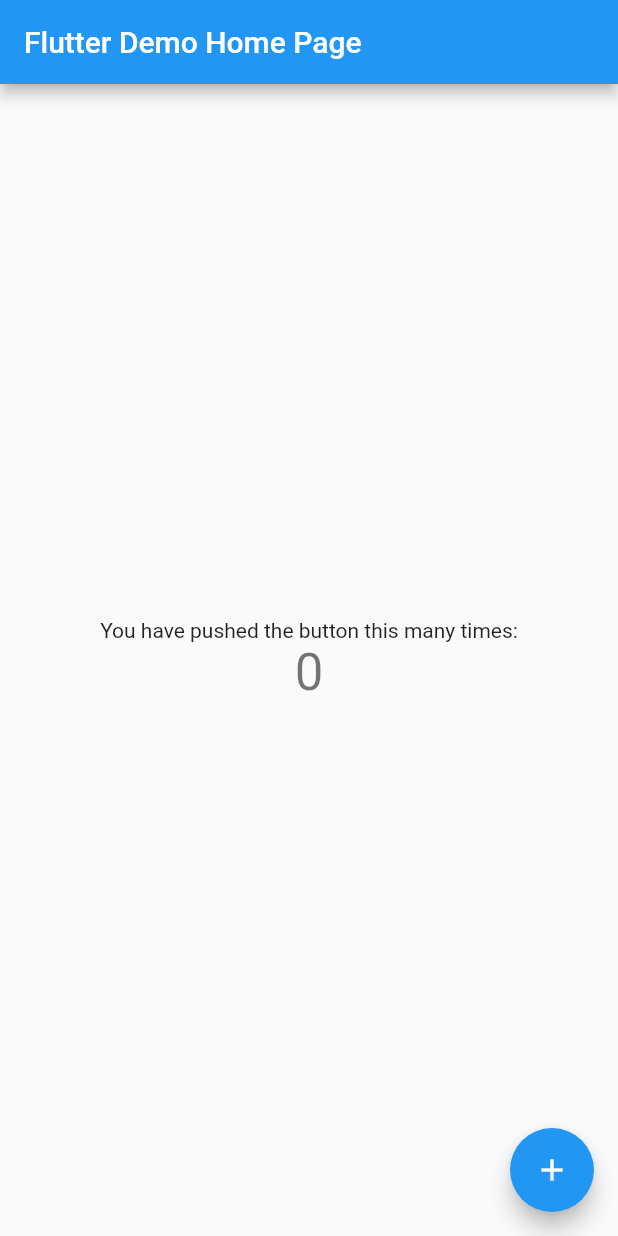
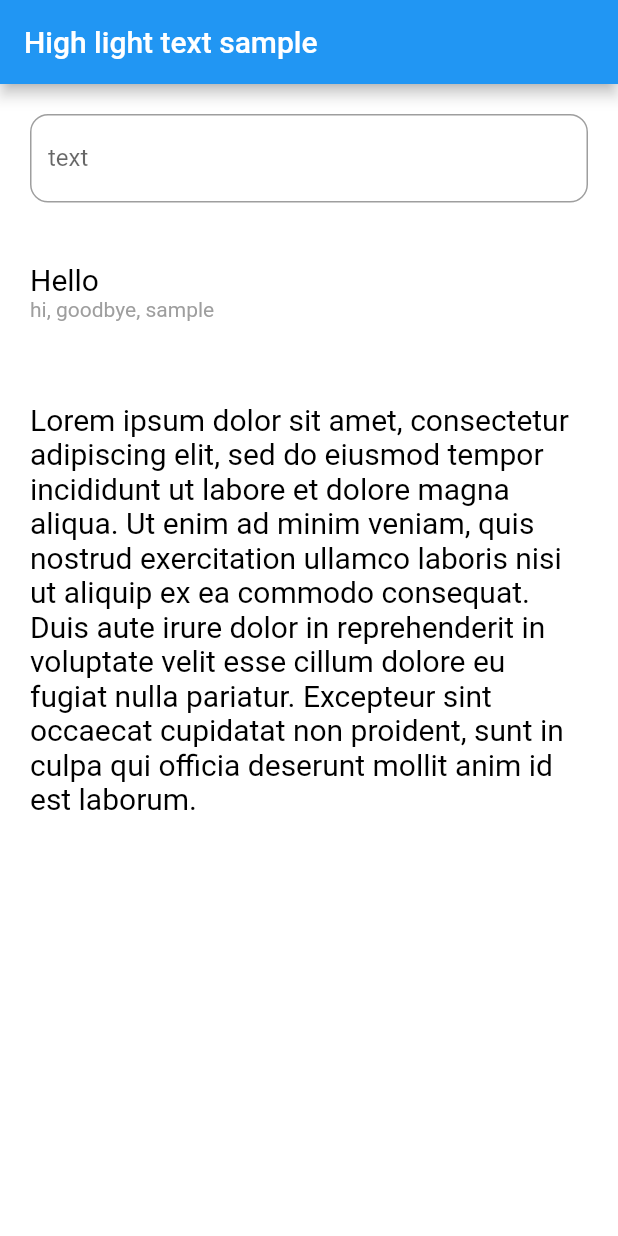
Before and after one commit to ayoubrajabi/lumos-text, a Flutter app: the screen it shows after launch, on a phone screen of 412 x 824 dp. Run offline on Flutter 3.47's test engine with Material 2 defaults, Android fonts, the phone set to English and light mode, and no system bars.

Commit message:
add example project.

```diff
--- /dev/null
+++ b/example/lib/constants/constants.dart
@@ -0,0 +1,15 @@
+import 'package:flutter/material.dart';
+
+const kTextStyle = TextStyle(
+  fontSize: 20.0,
+  color: Colors.black,
+);
+const kHighLightTextStyle = TextStyle(
+  fontSize: 20.0,
+  color: Colors.blue,
+);
+
+final kTags = ['hi', 'goodbye', 'sample'];
+
+String kLoremIpsum =
+    'Lorem ipsum dolor sit amet, consectetur adipiscing elit, sed do eiusmod tempor incididunt ut labore et dolore magna aliqua. Ut enim ad minim veniam, quis nostrud exercitation ullamco laboris nisi ut aliquip ex ea commodo consequat. Duis aute irure dolor in reprehenderit in voluptate velit esse cillum dolore eu fugiat nulla pariatur. Excepteur sint occaecat cupidatat non proident, sunt in culpa qui officia deserunt mollit anim id est laborum.';
--- a/example/lib/main.dart
+++ b/example/lib/main.dart
@@ -1,115 +1,7 @@
 import 'package:flutter/material.dart';
 
+import 'pages/lumos_text_page.dart';
+
 void main() {
-  runApp(const MyApp());
+  runApp(const LumosTextPage());
 }
-
-class MyApp extends StatelessWidget {
-  const MyApp({super.key});
-
-  // This widget is the root of your application.
-  @override
-  Widget build(BuildContext context) {
-    return MaterialApp(
-      title: 'Flutter Demo',
-      theme: ThemeData(
-        // This is the theme of your application.
-        //
-        // Try running your application with "flutter run". You'll see the
-        // application has a blue toolbar. Then, without quitting the app, try
-        // changing the primarySwatch below to Colors.green and then invoke
-        // "hot reload" (press "r" in the console where you ran "flutter run",
-        // or simply save your changes to "hot reload" in a Flutter IDE).
-        // Notice that the counter didn't reset back to zero; the application
-        // is not restarted.
-        primarySwatch: Colors.blue,
-      ),
-      home: const MyHomePage(title: 'Flutter Demo Home Page'),
-    );
-  }
-}
-
-class MyHomePage extends StatefulWidget {
-  const MyHomePage({super.key, required this.title});
-
-  // This widget is the home page of your application. It is stateful, meaning
-  // that it has a State object (defined below) that contains fields that affect
-  // how it looks.
-
-  // This class is the configuration for the state. It holds the values (in this
-  // case the title) provided by the parent (in this case the App widget) and
-  // used by the build method of the State. Fields in a Widget subclass are
-  // always marked "final".
-
-  final String title;
-
-  @override
-  State<MyHomePage> createState() => _MyHomePageState();
-}
-
-class _MyHomePageState extends State<MyHomePage> {
-  int _counter = 0;
-
-  void _incrementCounter() {
-    setState(() {
-      // This call to setState tells the Flutter framework that something has
-      // changed in this State, which causes it to rerun the build method below
-      // so that the display can reflect the updated values. If we changed
-      // _counter without calling setState(), then the build method would not be
-      // called again, and so nothing would appear to happen.
-      _counter++;
-    });
-  }
-
-  @override
-  Widget build(BuildContext context) {
-    // This method is rerun every time setState is called, for instance as done
-    // by the _incrementCounter method above.
-    //
-    // The Flutter framework has been optimized to make rerunning build methods
-    // fast, so that you can just rebuild anything that needs updating rather
-    // than having to individually change instances of widgets.
-    return Scaffold(
-      appBar: AppBar(
-        // Here we take the value from the MyHomePage object that was created by
-        // the App.build method, and use it to set our appbar title.
-        title: Text(widget.title),
-      ),
-      body: Center(
-        // Center is a layout widget. It takes a single child and positions it
-        // in the middle of the parent.
-        child: Column(
-          // Column is also a layout widget. It takes a list of children and
-          // arranges them vertically. By default, it sizes itself to fit its
-          // children horizontally, and tries to be as tall as its parent.
-          //
-          // Invoke "debug painting" (press "p" in the console, choose the
-          // "Toggle Debug Paint" action from the Flutter Inspector in Android
-          // Studio, or the "Toggle Debug Paint" command in Visual Studio Code)
-          // to see the wireframe for each widget.
-          //
-          // Column has various properties to control how it sizes itself and
-          // how it positions its children. Here we use mainAxisAlignment to
-          // center the children vertically; the main axis here is the vertical
-          // axis because Columns are vertical (the cross axis would be
-          // horizontal).
-          mainAxisAlignment: MainAxisAlignment.center,
-          children: <Widget>[
-            const Text(
-              'You have pushed the button this many times:',
-            ),
-            Text(
-              '$_counter',
-              style: Theme.of(context).textTheme.headlineMedium,
-            ),
-          ],
-        ),
-      ),
-      floatingActionButton: FloatingActionButton(
-        onPressed: _incrementCounter,
-        tooltip: 'Increment',
-        child: const Icon(Icons.add),
-      ), // This trailing comma makes auto-formatting nicer for build methods.
-    );
-  }
-}
--- /dev/null
+++ b/example/lib/pages/lumos_text_page.dart
@@ -0,0 +1,78 @@
+import 'package:flutter/material.dart';
+import 'package:lumos_text/lumos_text.dart';
+
+import '../constants/constants.dart';
+import '../widget/tags_widget.dart';
+import '../widget/text_filed_widget.dart';
+
+class LumosTextPage extends StatefulWidget {
+  const LumosTextPage({super.key});
+
+  @override
+  State<LumosTextPage> createState() => _LumosTextPageState();
+}
+
+class _LumosTextPageState extends State<LumosTextPage> {
+  late TextEditingController textEditingController;
+
+  @override
+  void initState() {
+    super.initState();
+    textEditingController = TextEditingController();
+    textEditingController.addListener(() {
+      setState(() {});
+    });
+  }
+
+  @override
+  Widget build(BuildContext context) {
+    return MaterialApp(
+      debugShowCheckedModeBanner: false,
+      home: Scaffold(
+        backgroundColor: Colors.white,
+        appBar: AppBar(
+          title: const Text('High light text sample'),
+        ),
+        body: Column(
+          crossAxisAlignment: CrossAxisAlignment.start,
+          children: [
+            CustomTextField(
+              textEditingController: textEditingController,
+            ),
+            Padding(
+              padding: const EdgeInsets.all(20.0),
+              child: Column(
+                crossAxisAlignment: CrossAxisAlignment.start,
+                children: [
+                  LumosText(
+                    text: 'Hello',
+                    highLightType: HighLightType.letter,
+                    highlightText: textEditingController.value.text,
+                    highLightTextStyle: const TextStyle(
+                      fontSize: 20.0,
+                      color: Colors.blue,
+                    ),
+                    textStyle: kTextStyle.copyWith(),
+                  ),
+                  TagsWidget(
+                    highlightText: textEditingController.value.text,
+                  ),
+                ],
+              ),
+            ),
+            Padding(
+              padding: const EdgeInsets.all(20.0),
+              child: LumosText(
+                text: kLoremIpsum,
+                highLightType: HighLightType.word,
+                highLightTextStyle: kHighLightTextStyle,
+                highlightText: textEditingController.value.text,
+                textStyle: kTextStyle,
+              ),
+            ),
+          ],
+        ),
+      ),
+    );
+  }
+}
--- /dev/null
+++ b/example/lib/widget/tags_widget.dart
@@ -0,0 +1,49 @@
+import 'package:flutter/material.dart';
+import 'package:lumos_text/lumos_text.dart';
+import '../constants/constants.dart';
+
+class TagsWidget extends StatelessWidget {
+  const TagsWidget({
+    super.key,
+    required this.highlightText,
+  });
+  final String highlightText;
+
+  @override
+  Widget build(BuildContext context) {
+    return SizedBox(
+      width: double.infinity,
+      height: 30.0,
+      child: ListView.builder(
+        scrollDirection: Axis.horizontal,
+        itemCount: kTags.length,
+        itemBuilder: (BuildContext context, int index) {
+          return Row(
+            crossAxisAlignment: CrossAxisAlignment.start,
+            children: [
+              LumosText(
+                text: kTags[index],
+                highLightType: HighLightType.letter,
+                highlightText: highlightText,
+                highLightTextStyle:
+                    kHighLightTextStyle.copyWith(fontSize: 14.0),
+                textStyle: kTextStyle.copyWith(
+                  fontSize: 14.0,
+                  color: Colors.grey,
+                ),
+              ),
+              if (index != kTags.length - 1)
+                const Text(
+                  ', ',
+                  style: TextStyle(
+                    fontSize: 14.0,
+                    color: Colors.grey,
+                  ),
+                ),
+            ],
+          );
+        },
+      ),
+    );
+  }
+}
--- /dev/null
+++ b/example/lib/widget/text_filed_widget.dart
@@ -0,0 +1,27 @@
+import 'package:flutter/material.dart';
+
+class CustomTextField extends StatelessWidget {
+  const CustomTextField({super.key, required this.textEditingController});
+
+  final TextEditingController textEditingController;
+
+  @override
+  Widget build(BuildContext context) {
+    return Padding(
+      padding: const EdgeInsets.all(20.0),
+      child: TextFormField(
+        controller: textEditingController,
+        decoration: const InputDecoration(
+          labelText: 'text',
+          border: OutlineInputBorder(
+            borderRadius: BorderRadius.all(
+              Radius.circular(
+                12.0,
+              ),
+            ),
+          ),
+        ),
+      ),
+    );
+  }
+}
--- a/lib/lumos_text.dart
+++ b/lib/lumos_text.dart
@@ -1 +1 @@
-export 'package:lumos_text/lumos_text.dart';
+export 'src/lumos_text.dart';
```
Also changed, not shown: example/pubspec.yaml (+3 -67 lines), pubspec.yaml (+1 -35 lines), example/pubspec.lock, 16 other files.
